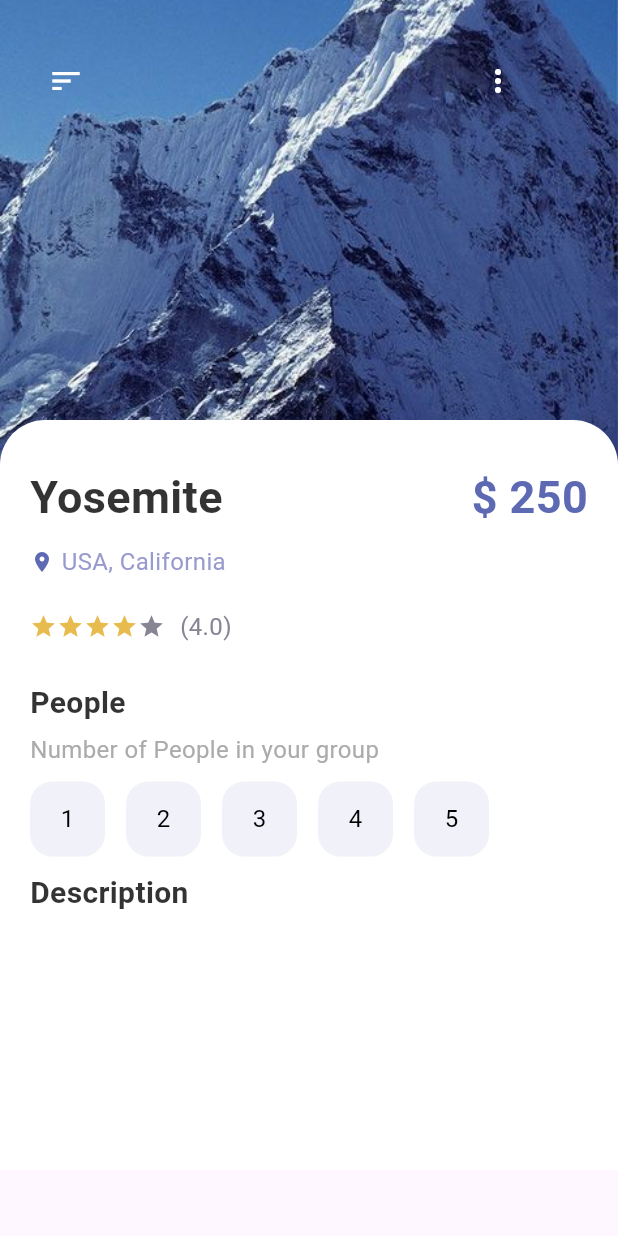
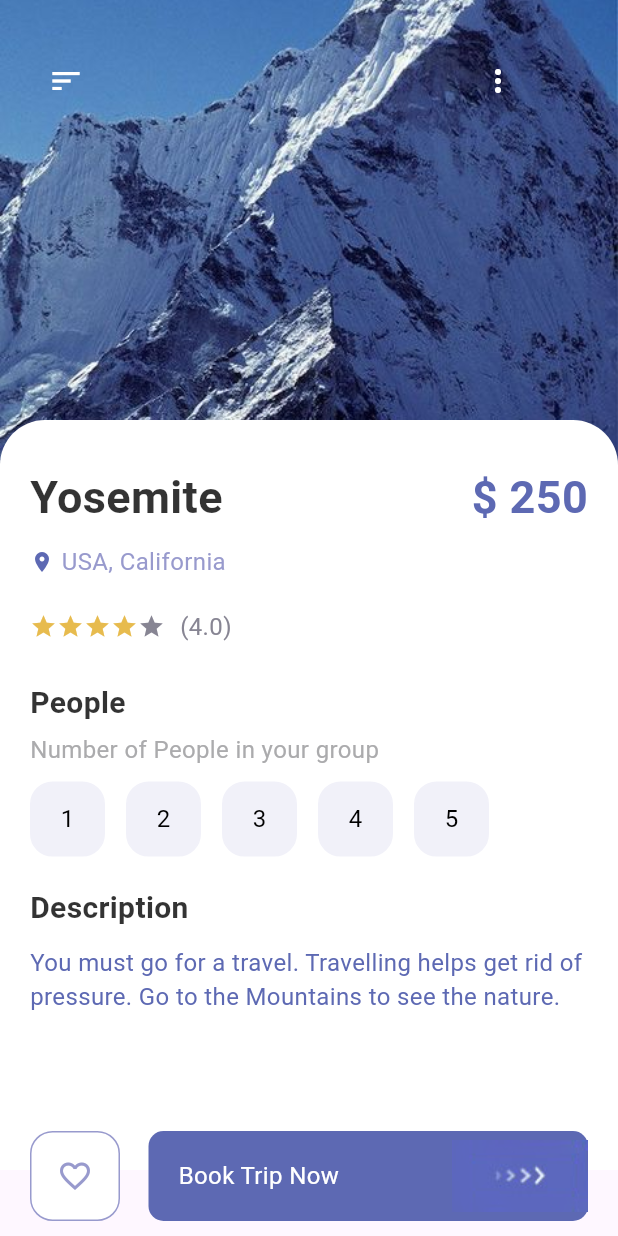
Before and after one commit to fidelisnwabisi/travel_app, a Flutter app: the screen it shows after launch, on a phone screen of 412 x 824 dp. Run offline on Flutter 3.47's test engine with Material 2 defaults, Android fonts, the phone set to English and light mode, and no system bars.

Commit message:
added responsive and favorite buttons with their logic

```diff
--- a/lib/pages/detail_page.dart
+++ b/lib/pages/detail_page.dart
@@ -1,5 +1,6 @@
 import 'package:flutter/material.dart';
 import 'package:travel_app/misc/colors.dart';
+import 'package:travel_app/pages/responsive_button.dart';
 import 'package:travel_app/widgets/app_buttons.dart';
 import 'package:travel_app/widgets/app_large_text.dart';
 import 'package:travel_app/widgets/app_text.dart';
@@ -166,16 +167,43 @@ class _DetailPageState extends State<DetailPage> {
                         );
                       }),
                     ),
-                    const SizedBox(height: 10),
+                    const SizedBox(height: 20),
                     AppLargeText(
                       text: "Description",
                       color: Colors.black.withOpacity(0.8),
                       size: 20,
+                    ),
+                    const SizedBox(height: 10),
+                    AppText(
+                      text:
+                          "You must go for a travel. Travelling helps get rid of pressure. Go to the Mountains to see the nature.",
+                      color: AppColors.mainColor,
+                      maxLineSize: 2,
                     )
                   ],
                 ),
               ),
-            )
+            ),
+            Positioned(
+                bottom: 10,
+                left: 20,
+                right: 20,
+                child: Row(
+                  children: [
+                    AppButtons(
+                      size: 60,
+                      color: AppColors.textColor1,
+                      backgroundColor: Colors.white,
+                      borderColor: AppColors.textColor1,
+                      icon: Icons.favorite_border,
+                      isIcon: true,
+                    ),
+                    const SizedBox(width: 15),
+                    ResponsiveButton(
+                      isResponsive: true,
+                    )
+                  ],
+                ))
           ],
         ),
       ),
--- a/lib/pages/responsive_button.dart
+++ b/lib/pages/responsive_button.dart
@@ -1,5 +1,6 @@
 import 'package:flutter/material.dart';
 import 'package:travel_app/misc/colors.dart';
+import 'package:travel_app/widgets/app_text.dart';
 
 // ignore: must_be_immutable
 class ResponsiveButton extends StatelessWidget {
@@ -7,22 +8,33 @@ class ResponsiveButton extends StatelessWidget {
   double? width;
   ResponsiveButton({
     super.key,
-    this.width,
+    this.width = 120,
     this.isResponsive = false,
   });
 
   @override
   Widget build(BuildContext context) {
-    return Container(
-      width: width,
+    return Flexible(
+      child: Container(
+        width: isResponsive == true ? double.maxFinite : width,
         height: 60,
         decoration: BoxDecoration(
           borderRadius: BorderRadius.circular(10),
           color: AppColors.mainColor,
         ),
         child: Row(
-        mainAxisAlignment: MainAxisAlignment.center,
-        children: [Image.asset("img/button-one.png")],
+          mainAxisAlignment: isResponsive == true
+              ? MainAxisAlignment.spaceBetween
+              : MainAxisAlignment.center,
+          children: [
+            isResponsive == true
+                ? Container(
+                    margin: const EdgeInsets.only(left: 20),
+                    child: AppText(text: "Book Trip Now", color: Colors.white))
+                : Container(),
+            Image.asset("img/button-one.png"),
+          ],
+        ),
       ),
     );
   }
--- a/lib/widgets/app_text.dart
+++ b/lib/widgets/app_text.dart
@@ -3,11 +3,13 @@ import 'package:flutter/material.dart';
 // ignore: must_be_immutable
 class AppText extends StatelessWidget {
   double? size;
+  int maxLineSize;
   final String text;
   Color? color;
 
   AppText({
     super.key,
+    this.maxLineSize = 3,
     this.size = 16,
     required this.text,
     this.color = Colors.black54,
@@ -21,6 +23,7 @@ class AppText extends StatelessWidget {
         color: color,
         fontSize: size,
       ),
+      maxLines: maxLineSize,
     );
   }
 }
```
Also changed, not shown: 1 other file. Lines whose indentation alone changed are shown as unchanged.
